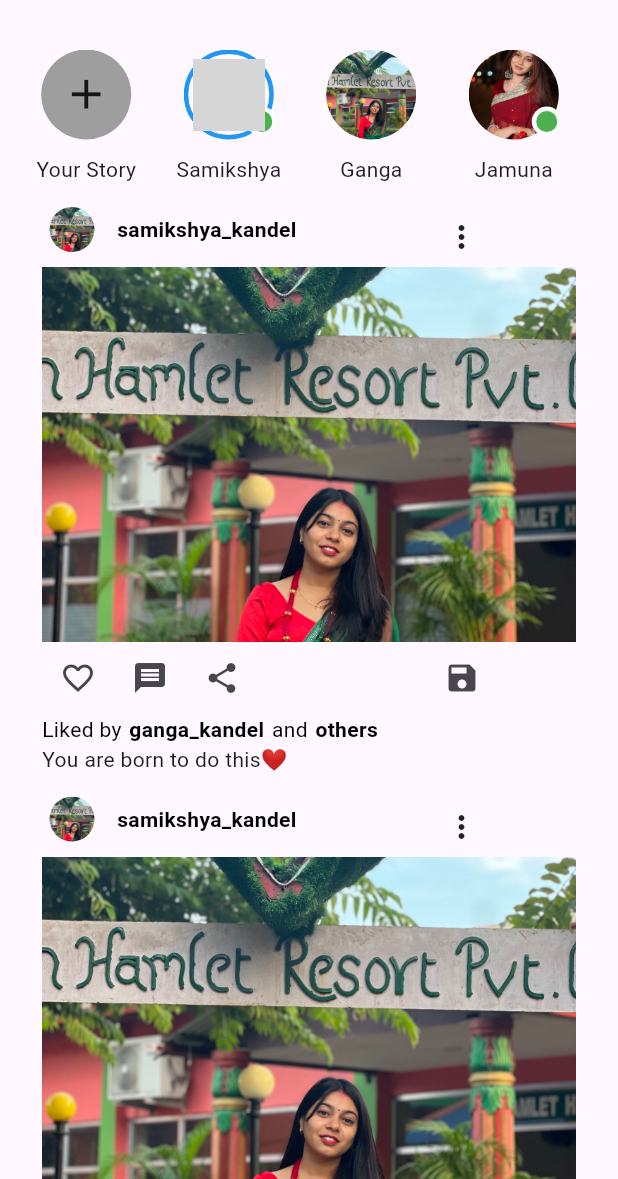
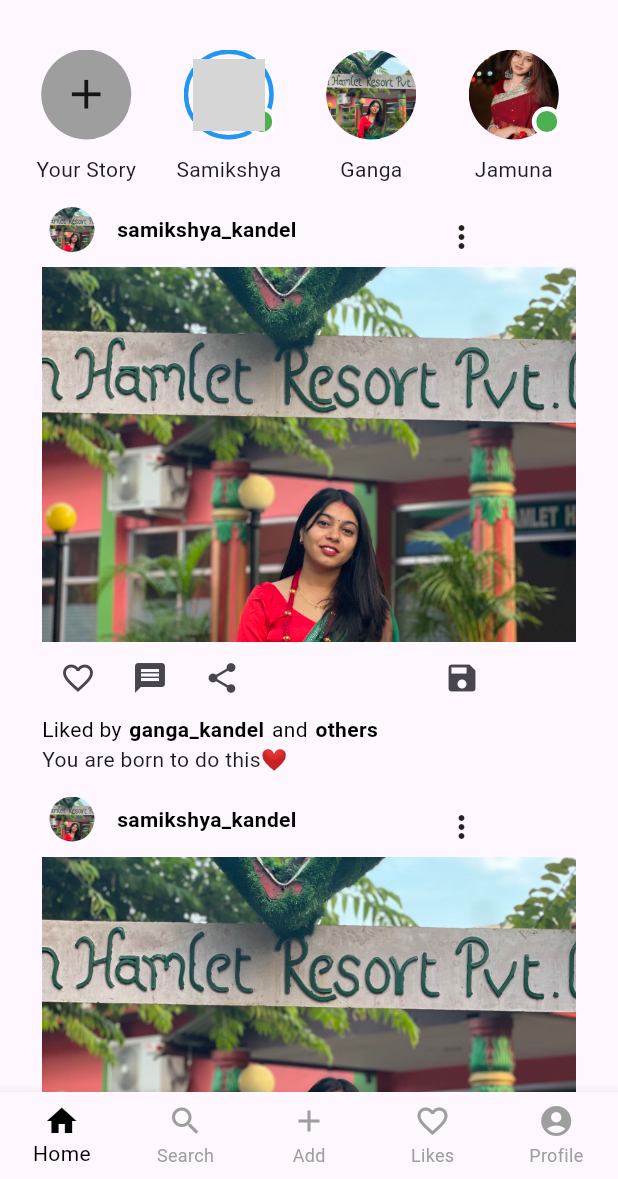
Before and after one commit to samikshyakandel/Instagram_ui, a Flutter app: the screen it shows after launch, on a phone screen of 412 x 824 dp, the part 57-1236 px from its top. Run offline on Flutter 3.47's test engine with Material 3 defaults, Android fonts, the phone set to English and light mode, and no system bars; grey boxes are pictures that could not be loaded.

Commit message:
second commit

```diff
--- a/lib/screens/home_page.dart
+++ b/lib/screens/home_page.dart
@@ -84,8 +84,37 @@ class _MyHomePageState extends State<MyHomePage> {
 
       ),
       ),
+      bottomNavigationBar: BottomNavigationBar(
+        type: BottomNavigationBarType.fixed,
+        selectedItemColor: tdBlack,
+        unselectedItemColor: Colors.grey,
+        currentIndex: 0,
+        items: const [
+          BottomNavigationBarItem(
+            icon: Icon(Icons.home),
+            label: 'Home',
+          ),
+          BottomNavigationBarItem(
+            icon: Icon(Icons.search),
+            label: 'Search',
+          ),
+          BottomNavigationBarItem(
+            icon: Icon(Icons.add),
+            label: 'Add',
+          ),
+          BottomNavigationBarItem(
+            icon: Icon(Icons.favorite_border),
+            label: 'Likes',
+          ),
+          BottomNavigationBarItem(
+            icon: Icon(Icons.account_circle),
+            label: 'Profile',
+          ),
+        ],
+      ),
 
     );
+
   }
 }
 
```
